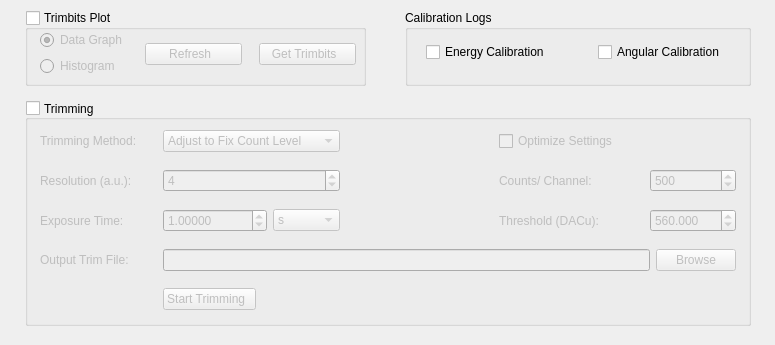
Qt form slsDetectorGui/forms/form_tab_advanced.ui (slsdetectorgroup/slsDetectorPackage) before a commit.
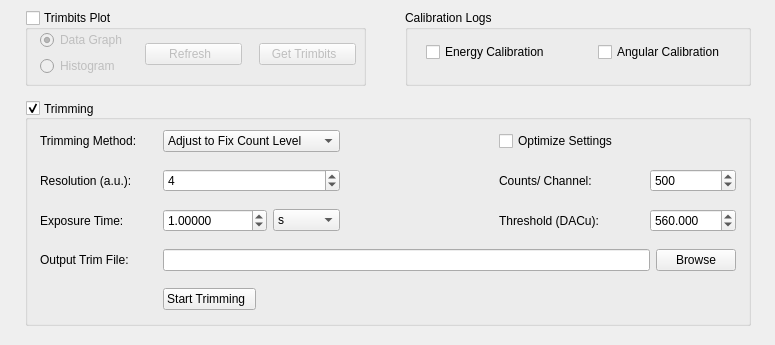
The same form after that commit. Icons and pictures are not drawn.

Commit message: fixed advanced tab, optimize settings, threshold and exposure time enabling, histogram plotting crashing

Patch:
```diff
--- a/slsDetectorGui/forms/form_tab_advanced.ui
+++ b/slsDetectorGui/forms/form_tab_advanced.ui
@@ -60,7 +60,7 @@
     <bool>true</bool>
    </property>
    <property name="checked">
-    <bool>false</bool>
+    <bool>true</bool>
    </property>
    <widget class="QWidget" name="gridLayoutWidget_3">
     <property name="geometry">
@@ -120,7 +120,7 @@
      <item row="3" column="2">
       <widget class="QDoubleSpinBox" name="spinExpTime">
        <property name="enabled">
-        <bool>false</bool>
+        <bool>true</bool>
        </property>
        <property name="sizePolicy">
         <sizepolicy hsizetype="Preferred" vsizetype="Fixed">
@@ -167,7 +167,7 @@
      <item row="3" column="3">
       <widget class="QComboBox" name="comboExpUnit">
        <property name="enabled">
-        <bool>false</bool>
+        <bool>true</bool>
        </property>
        <property name="sizePolicy">
         <sizepolicy hsizetype="Preferred" vsizetype="Fixed">
@@ -339,7 +339,7 @@
      <item row="3" column="7" colspan="2">
       <widget class="QDoubleSpinBox" name="spinThreshold">
        <property name="enabled">
-        <bool>false</bool>
+        <bool>true</bool>
        </property>
        <property name="sizePolicy">
         <sizepolicy hsizetype="Preferred" vsizetype="Fixed">
@@ -402,7 +402,7 @@
      <item row="0" column="5">
       <widget class="QCheckBox" name="chkOptimize">
        <property name="enabled">
-        <bool>false</bool>
+        <bool>true</bool>
        </property>
        <property name="sizePolicy">
         <sizepolicy hsizetype="Fixed" vsizetype="Fixed">
```
The commit also changes 5 other files.
